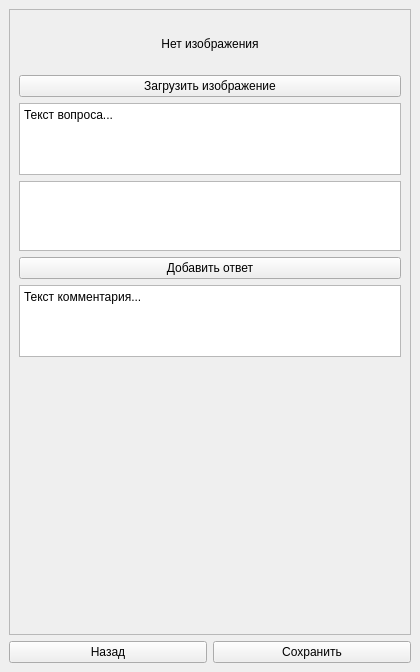
Old version of the form mainwindow.ui in the repository misha258734/driving_app.
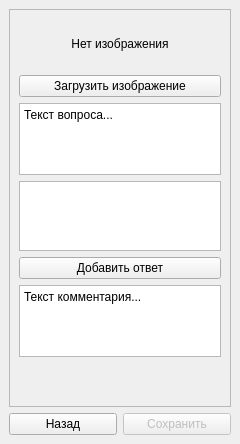
New version of the form. The open tabs and pages were chosen to show the change.

Commit message: Added right answer selection and savebtn deactivating

Diff of the .ui file:
```diff
--- a/mainwindow.ui
+++ b/mainwindow.ui
@@ -6,8 +6,8 @@
    <rect>
     <x>0</x>
     <y>0</y>
-    <width>420</width>
-    <height>672</height>
+    <width>240</width>
+    <height>444</height>
    </rect>
   </property>
   <property name="sizePolicy">
@@ -541,8 +541,8 @@
             <rect>
              <x>0</x>
              <y>0</y>
-             <width>400</width>
-             <height>621</height>
+             <width>224</width>
+             <height>401</height>
             </rect>
            </property>
            <layout class="QVBoxLayout" name="verticalLayout_5">
@@ -605,8 +605,8 @@
 hr { height: 1px; border-width: 0; }
 li.unchecked::marker { content: &quot;\2610&quot;; }
 li.checked::marker { content: &quot;\2612&quot;; }
-&lt;/style&gt;&lt;/head&gt;&lt;body style=&quot; font-family:'Sans Serif'; font-size:9pt; font-weight:400; font-style:normal;&quot;&gt;
-&lt;p style=&quot; margin-top:0px; margin-bottom:0px; margin-left:0px; margin-right:0px; -qt-block-indent:0; text-indent:0px;&quot;&gt;Текст вопроса...&lt;/p&gt;&lt;/body&gt;&lt;/html&gt;</string>
+&lt;/style&gt;&lt;/head&gt;&lt;body style=&quot; font-family:'Segoe UI'; font-size:9pt; font-weight:400; font-style:normal;&quot;&gt;
+&lt;p style=&quot; margin-top:0px; margin-bottom:0px; margin-left:0px; margin-right:0px; -qt-block-indent:0; text-indent:0px;&quot;&gt;&lt;span style=&quot; font-family:'Sans Serif';&quot;&gt;Текст вопроса...&lt;/span&gt;&lt;/p&gt;&lt;/body&gt;&lt;/html&gt;</string>
               </property>
              </widget>
             </item>
@@ -676,9 +676,9 @@
 hr { height: 1px; border-width: 0; }
 li.unchecked::marker { content: &quot;\2610&quot;; }
 li.checked::marker { content: &quot;\2612&quot;; }
-&lt;/style&gt;&lt;/head&gt;&lt;body style=&quot; font-family:'Sans Serif'; font-size:9pt; font-weight:400; font-style:normal;&quot;&gt;
-&lt;p style=&quot; margin-top:0px; margin-bottom:0px; margin-left:0px; margin-right:0px; -qt-block-indent:0; text-indent:0px;&quot;&gt;Текст комментария...&lt;/p&gt;
-&lt;p style=&quot;-qt-paragraph-type:empty; margin-top:0px; margin-bottom:0px; margin-left:0px; margin-right:0px; -qt-block-indent:0; text-indent:0px;&quot;&gt;&lt;br /&gt;&lt;/p&gt;&lt;/body&gt;&lt;/html&gt;</string>
+&lt;/style&gt;&lt;/head&gt;&lt;body style=&quot; font-family:'Segoe UI'; font-size:9pt; font-weight:400; font-style:normal;&quot;&gt;
+&lt;p style=&quot; margin-top:0px; margin-bottom:0px; margin-left:0px; margin-right:0px; -qt-block-indent:0; text-indent:0px;&quot;&gt;&lt;span style=&quot; font-family:'Sans Serif';&quot;&gt;Текст комментария...&lt;/span&gt;&lt;/p&gt;
+&lt;p style=&quot;-qt-paragraph-type:empty; margin-top:0px; margin-bottom:0px; margin-left:0px; margin-right:0px; -qt-block-indent:0; text-indent:0px; font-family:'Sans Serif';&quot;&gt;&lt;br /&gt;&lt;/p&gt;&lt;/body&gt;&lt;/html&gt;</string>
               </property>
              </widget>
             </item>
@@ -701,9 +701,15 @@
         </item>
         <item row="1" column="1">
          <widget class="QPushButton" name="edit_quest_save_button">
+          <property name="enabled">
+           <bool>false</bool>
+          </property>
           <property name="text">
            <string>Сохранить</string>
           </property>
+          <property name="flat">
+           <bool>false</bool>
+          </property>
          </widget>
         </item>
        </layout>
```
Left out of the diff: 15 changed lines with no effect on the pictures. The commit also changes 4 other files.
